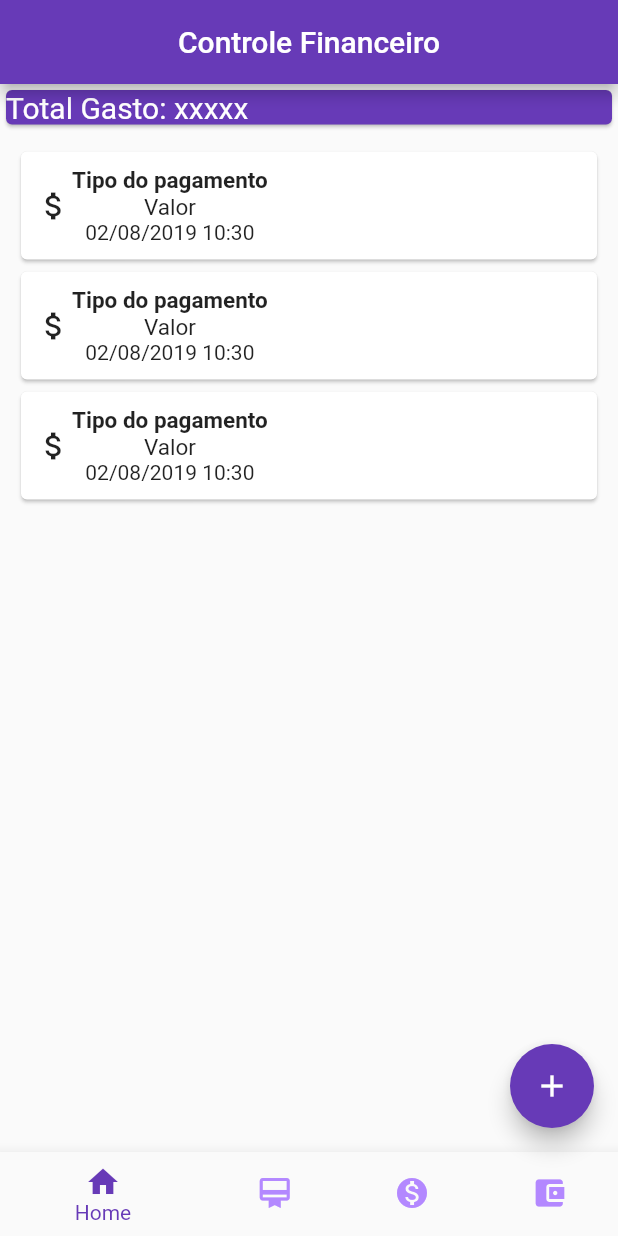
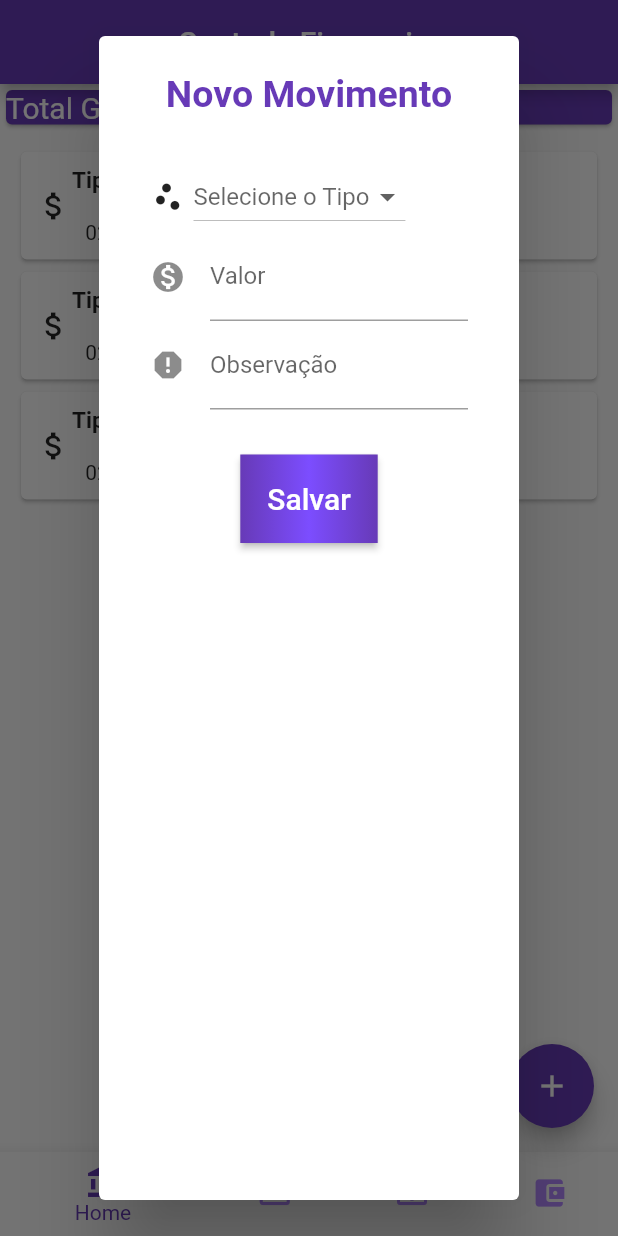
Before and after one commit to LeoAlvarenga/ControleFinanceiro, a Flutter app: the screen it shows after launch, after a tap on the "add" icon, on a phone screen of 412 x 824 dp. Run offline on Flutter 3.47's test engine with Material 2 defaults, Android fonts, the light colour scheme and no system bars; our stand-ins replace date_format, sqflite; accounts and stored records are empty.

Commit message:
Melhorando layout

```diff
--- a/lib/main.dart
+++ b/lib/main.dart
@@ -1,4 +1,5 @@
-import 'package:controle_financeiro/ui/home.dart';
+import 'package:controle_financeiro/ui/adicionar_page.dart';
+import 'package:controle_financeiro/ui/home_page.dart';
 import 'package:flutter/material.dart';
 
 void main() {
--- a/lib/models/operacao.dart
+++ /dev/null
@@ -1,11 +0,0 @@
-
-class Operacao {
-
-    Operacao(tipo, valor, data, {observacao});
-
-    int id;
-    String tipo;
-    double valor;
-    DateTime data;
-    String observacao;
-}
--- /dev/null
+++ b/lib/ui/adicionar_page.dart
@@ -0,0 +1,42 @@
+import 'package:flutter/material.dart';
+
+class Adicionar extends StatefulWidget {
+  @override
+  _AdicionarState createState() => _AdicionarState();
+}
+
+class _AdicionarState extends State<Adicionar> {
+  final _formKey = GlobalKey<FormState>();
+
+  List<String> _tipos = ["Crédito", 'Débito', 'Saque'];
+
+  var dropdownValue = 'Tipo';
+
+  @override
+  Widget build(BuildContext context) {
+    return Scaffold(
+      appBar: AppBar(
+        backgroundColor: Colors.deepPurple,
+        title: Text("Adicionar Movimento"),
+        centerTitle: true,
+      ),
+      body: SingleChildScrollView(
+        padding: EdgeInsets.all(10.0),
+        child: Form(
+          key: _formKey,
+          child: Column(
+            children: <Widget>[
+
+              TextField(
+                decoration: InputDecoration(
+                  labelText: "Valor:",
+                ),
+                keyboardType: TextInputType.number,
+              )
+            ],
+          ),
+        ),
+      ),
+    );
+  }
+}
--- a/lib/ui/home.dart
+++ /dev/null
@@ -1,140 +0,0 @@
-import 'package:flutter/material.dart';
-import 'package:date_format/date_format.dart';
-
-class Home extends StatefulWidget {
-  @override
-  _HomeState createState() => _HomeState();
-}
-
-class _HomeState extends State<Home> {
-  int _selectedIndex = 0;
-  static const TextStyle optionStyle =
-      TextStyle(fontSize: 30, fontWeight: FontWeight.bold);
-  static const List<Widget> _widgetOptions = <Widget>[
-    Text(
-      'Index 0: Home',
-      style: optionStyle,
-    ),
-    Text(
-      'Index 1: Business',
-      style: optionStyle,
-    ),
-    Text(
-      'Index 2: School',
-      style: optionStyle,
-    ),
-  ];
-
-  void _onItemTapped(int index) {
-    setState(() {
-      _selectedIndex = index;
-    });
-  }
-
-  List<int> operacoes = List();
-
-  @override
-  Widget build(BuildContext context) {
-    return Scaffold(
-      appBar: AppBar(
-        title: Text("Controle Financeiro"),
-        centerTitle: true,
-        backgroundColor: Colors.deepPurple,
-      ),
-      body: Column(
-        children: <Widget>[
-          Card(
-            child: Row(
-              children: <Widget>[
-                Text(
-                  "Total Gasto: xxxxx",
-                  style: TextStyle(fontSize: 20.0, color: Colors.white),
-                  textAlign: TextAlign.center,
-                )
-              ],
-            ),
-            color: Colors.deepPurple,
-          ),
-          Expanded(
-            child: Padding(
-              padding: EdgeInsets.all(10.0),
-              child: ListView.builder(
-                itemBuilder: (context, index) {
-                  return _movimentacao(context, index);
-                },
-                itemCount: 3,
-              ),
-            ),
-          ),
-        ],
-      ),
-      floatingActionButton: FloatingActionButton(
-        backgroundColor: Colors.deepPurple,
-        child: Icon(Icons.add),
-        onPressed: () {
-          print(operacoes.length);
-        },
-      ),
-      bottomNavigationBar: BottomNavigationBar(
-        items: const <BottomNavigationBarItem>[
-          BottomNavigationBarItem(
-            icon: Icon(Icons.home),
-            title: Text('Home'),
-          ),
-          BottomNavigationBarItem(
-            icon: Icon(Icons.card_membership),
-            title: Text('Crédito'),
-          ),
-          BottomNavigationBarItem(
-            icon: Icon(Icons.monetization_on),
-            title: Text('Débito'),
-          ),
-          BottomNavigationBarItem(
-            icon: Icon(Icons.account_balance_wallet),
-            title: Text('Saque'),
-          ),
-        ],
-        currentIndex: _selectedIndex,
-        backgroundColor: Colors.deepPurple,
-        selectedItemColor: Colors.deepPurple,
-        unselectedItemColor: Colors.deepPurpleAccent[100],
-        onTap: _onItemTapped,
-      ),
-    );
-  }
-
-  Widget _movimentacao(BuildContext context, int index) {
-    return GestureDetector(
-      child: Card(
-        child: Padding(
-          padding: EdgeInsets.all(10.0),
-          child: Row(
-            children: <Widget>[
-              Column(
-                children: <Widget>[Icon(Icons.attach_money)],
-              ),
-              Column(
-                children: <Widget>[
-                  Text("Tipo do pagamento",
-                      textAlign: TextAlign.start,
-                      style: TextStyle(
-                          fontSize: 15.0, fontWeight: FontWeight.bold)),
-                  Text("Valor",
-                      textAlign: TextAlign.start,
-                      style: TextStyle(
-                        fontSize: 15.0,
-                      )),
-                  Text(
-                    formatDate(DateTime.now(),
-                        [dd, '/', mm, '/', yyyy, ' ', HH, ':', nn]).toString(),
-                    textAlign: TextAlign.start,
-                  ),
-                ],
-              )
-            ],
-          ),
-        ),
-      ),
-    );
-  }
-}
--- /dev/null
+++ b/lib/ui/home_page.dart
@@ -0,0 +1,258 @@
+import 'package:controle_financeiro/helpers/operacao_helper.dart';
+import 'package:flutter/material.dart';
+import 'package:date_format/date_format.dart';
+
+class Home extends StatefulWidget {
+  @override
+  _HomeState createState() => _HomeState();
+}
+
+class _HomeState extends State<Home> {
+
+  OperacaoHelper helper = OperacaoHelper();
+
+  List<Operacao> operacoes = List();
+
+  @override
+  void initState(){
+    super.initState();
+
+    _getAllContacts();
+
+    }
+
+      //configurações do BottomNavigator
+      int _selectedIndex = 0;
+      static const TextStyle optionStyle =
+          TextStyle(fontSize: 30, fontWeight: FontWeight.bold);
+      static const List<Widget> _widgetOptions = <Widget>[
+        Text(
+          'Index 0: Home',
+          style: optionStyle,
+        ),
+        Text(
+          'Index 1: Crédito',
+          style: optionStyle,
+        ),
+        Text(
+          'Index 2: Débito',
+          style: optionStyle,
+        ),
+        Text(
+          'Index 3: Saque',
+          style: optionStyle,
+        ),
+      ];
+
+      void _onItemTapped(int index) {
+        setState(() {
+          _selectedIndex = index;
+        });
+      }
+
+
+      @override
+      Widget build(BuildContext context) {
+        return Scaffold(
+          appBar: AppBar(
+            title: Text("Controle Financeiro"),
+            centerTitle: true,
+            backgroundColor: Colors.deepPurple,
+          ),
+          body: Column(
+            children: <Widget>[
+              Card(
+                child: Row(
+                  children: <Widget>[
+                    Text(
+                      "Total Gasto: xxxxx",
+                      style: TextStyle(fontSize: 20.0, color: Colors.white),
+                      textAlign: TextAlign.center,
+                    )
+                  ],
+                ),
+                color: Colors.deepPurple,
+              ),
+              Expanded(
+                child: Padding(
+                  padding: EdgeInsets.all(10.0),
+                  child: ListView.builder(
+                    itemBuilder: (context, index) {
+                      return _movimentacao(context, index);
+                    },
+                    itemCount: 3,
+                  ),
+                ),
+              ),
+            ],
+          ),
+          floatingActionButton: FloatingActionButton(
+            backgroundColor: Colors.deepPurple,
+            child: Icon(Icons.add),
+            onPressed: () {
+              createDialog(context);
+            },
+          ),
+          bottomNavigationBar: BottomNavigationBar(
+            items: const <BottomNavigationBarItem>[
+              BottomNavigationBarItem(
+                icon: Icon(Icons.account_balance),
+                title: Text('Home'),
+              ),
+              BottomNavigationBarItem(
+                icon: Icon(Icons.payment),
+                title: Text('Crédito'),
+              ),
+              BottomNavigationBarItem(
+                icon: Icon(Icons.local_atm),
+                title: Text('Débito'),
+              ),
+              BottomNavigationBarItem(
+                icon: Icon(Icons.account_balance_wallet),
+                title: Text('Saque'),
+              ),
+            ],
+            currentIndex: _selectedIndex,
+            backgroundColor: Colors.deepPurple,
+            selectedItemColor: Colors.deepPurple,
+            unselectedItemColor: Colors.deepPurpleAccent[100],
+            onTap: _onItemTapped,
+          ),
+        );
+      }
+
+      createDialog(BuildContext context) {
+        String selectedType;
+        var _formKey = GlobalKey<FormState>();
+        var dropValue = "teste";
+        var _tipos = <String>['Crédito', 'Débito', 'Saque'];
+
+        return showDialog(
+            context: context,
+            builder: (context) {
+              return AlertDialog(
+                  title: Text(
+                    'Novo Movimento',
+                    textAlign: TextAlign.center,
+                    style: TextStyle(
+                      color: Colors.deepPurple,
+                      fontWeight: FontWeight.bold,
+                      fontSize: 25.0
+                    ),
+                  ),
+                  content: Form(
+                    key: _formKey,
+                    autovalidate: true,
+                    child: ListView(
+                      padding: EdgeInsets.all(10.0),
+                      children: <Widget>[
+                        Row(
+                          children: <Widget>[
+                            Padding(
+                              padding: EdgeInsets.fromLTRB(0.0, 0.0, 5.0, 0.0),
+                              child: Icon(Icons.scatter_plot),
+                            ),
+                            DropdownButton(
+                              value: selectedType,
+                              items: _tipos
+                                  .map((value) => DropdownMenuItem(
+                                        child: Text(value),
+                                        value: value,
+                                      ))
+                                  .toList(),
+                              onChanged: (selected) {
+                                print(selected);
+                                setState(() {
+                                  selectedType = selected;
+                                });
+                              },
+                              hint: Text("Selecione o Tipo"),
+                            ),
+                          ],
+                        ),
+                        TextFormField(
+                          decoration: InputDecoration(
+                              icon: Icon(Icons.monetization_on),
+                              labelText: 'Valor'),
+                          keyboardType: TextInputType.numberWithOptions(),
+                        ),
+                        TextFormField(
+                          decoration: InputDecoration(
+                              icon: Icon(Icons.report), labelText: 'Observação'),
+                        ),
+                        Column(
+                          mainAxisSize: MainAxisSize.min,
+                          children: <Widget>[
+                            const SizedBox(height: 30),
+                            RaisedButton(
+                              onPressed: () {},
+                              textColor: Colors.white,
+                              padding: const EdgeInsets.all(0.0),
+                              child: Container(
+                                decoration: const BoxDecoration(
+                                  gradient: LinearGradient(
+                                    colors: <Color>[
+                                      Colors.deepPurple,
+                                      Colors.deepPurpleAccent,
+                                      Colors.deepPurple,
+                                    ],
+                                  ),
+                                ),
+                                padding: const EdgeInsets.all(18.0),
+                                child: const Text('Salvar',
+                                    style: TextStyle(fontSize: 20)),
+                              ),
+                            ),
+                          ],
+                        ),
+                      ],
+                    ),
+                  ));
+            });
+      }
+
+      Widget _movimentacao(BuildContext context, int index) {
+        return GestureDetector(
+          child: Card(
+            child: Padding(
+              padding: EdgeInsets.all(10.0),
+              child: Row(
+                children: <Widget>[
+                  Column(
+                    children: <Widget>[Icon(Icons.attach_money)],
+                  ),
+                  Column(
+                    children: <Widget>[
+                      Text("Tipo do pagamento",
+                          textAlign: TextAlign.start,
+                          style: TextStyle(
+                              fontSize: 15.0, fontWeight: FontWeight.bold)),
+                      Text("Valor",
+                          textAlign: TextAlign.start,
+                          style: TextStyle(
+                            fontSize: 15.0,
+                          )),
+                      Text(
+                        formatDate(DateTime.now(),
+                            [dd, '/', mm, '/', yyyy, ' ', HH, ':', nn]).toString(),
+                        textAlign: TextAlign.start,
+                      ),
+                    ],
+                  )
+                ],
+              ),
+            ),
+          ),
+        );
+      }
+
+    void _getAllContacts() {
+      helper.getAllOperacoes().then((list){
+        setState(() {
+         operacoes = list;
+        });
+      });
+    }
+
+
+}
```
